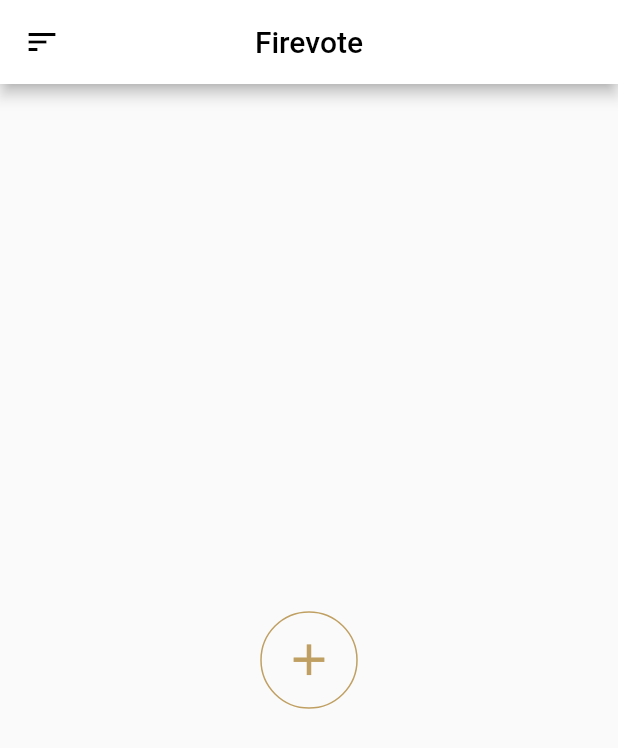
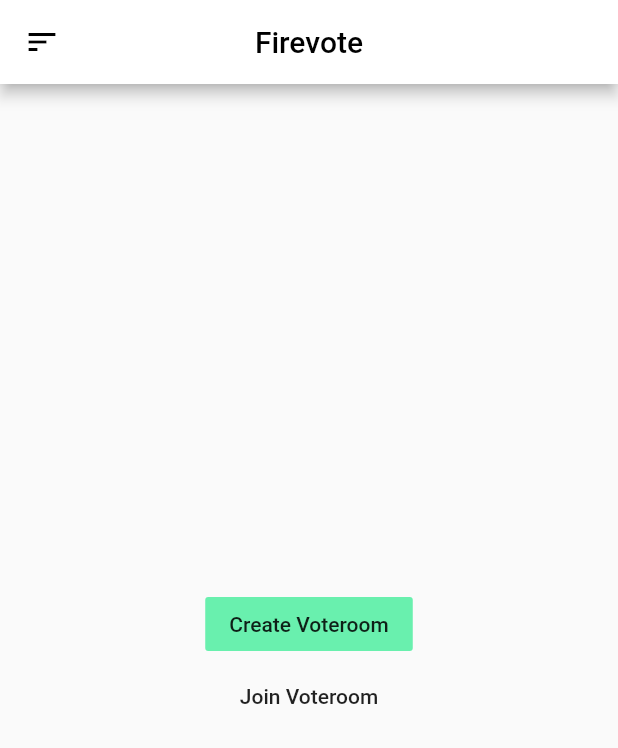
Before and after one commit to Adarsh0603/Firevote, a Flutter app: the screen it shows once a user with an empty profile is signed in, on a phone screen of 412 x 824 dp. Shown: the top 748 px of the screen. Run offline on Flutter 3.47's test engine with Material 2 defaults, Android fonts, the phone set to English and light mode, and no system bars; our stand-ins replace cloud_firestore, firebase_auth, firebase_core, google_sign_in; accounts and stored records are empty.

```diff
--- a/lib/constants.dart
+++ b/lib/constants.dart
@@ -7,3 +7,4 @@ const kAccentColor = Color(0xffc0a062);
 //AuthScreen
 
 const kAuthFormInputDecoration = InputDecoration(hintText: 'Name');
+const kRoomFormInputDecoration = InputDecoration(hintText: 'Room Name');
--- /dev/null
+++ b/lib/modals/votefield.dart
@@ -0,0 +1,6 @@
+class VoteField {
+  final String fieldName;
+  String fieldValue;
+
+  VoteField({this.fieldName, this.fieldValue});
+}
--- a/lib/screens/home_screen.dart
+++ b/lib/screens/home_screen.dart
@@ -1,5 +1,6 @@
 import 'package:firevote/constants.dart';
 import 'package:firevote/widgets/circular_button.dart';
+import 'package:firevote/widgets/create_join_room.dart';
 import 'package:firevote/widgets/custom_app_bar.dart';
 import 'package:flutter/material.dart';
 
@@ -9,7 +10,7 @@ class HomeScreen extends StatelessWidget {
     return Scaffold(
       drawer: Drawer(),
       appBar: CustomAppBar.getAppBar(context, 'Firevote'),
-      body: Center(child: CircularButton()),
+      body: CreateJoinRoom(),
     );
   }
 }
--- a/lib/widgets/circular_button.dart
+++ b/lib/widgets/circular_button.dart
@@ -1,11 +1,16 @@
 import 'package:firevote/constants.dart';
+import 'package:firevote/data/voteroom.dart';
 import 'package:flutter/material.dart';
+import 'package:provider/provider.dart';
 
 class CircularButton extends StatelessWidget {
   @override
   Widget build(BuildContext context) {
     return OutlineButton(
-      onPressed: () {},
+      onPressed: () async {
+        await Provider.of<VoteRoom>(context, listen: false)
+            .createVoteRoom('My room');
+      },
       borderSide: BorderSide(color: kAccentColor),
       child: Icon(
         Icons.add,
--- /dev/null
+++ b/lib/widgets/create_join_room.dart
@@ -0,0 +1,35 @@
+import 'package:firevote/data/voteroom.dart';
+import 'package:firevote/widgets/create_vote_room.dart';
+import 'package:flutter/material.dart';
+import 'package:provider/provider.dart';
+
+class CreateJoinRoom extends StatelessWidget {
+  void createRoom(BuildContext context) async {
+    showBottomSheet(
+        backgroundColor: Colors.grey[200],
+        context: context,
+        builder: (ctx) => CreateVoteRoom());
+  }
+
+  void joinRoom(BuildContext context) async {}
+
+  @override
+  Widget build(BuildContext context) {
+    return Center(
+      child: Column(
+        mainAxisAlignment: MainAxisAlignment.center,
+        children: [
+          FlatButton(
+            color: Colors.greenAccent,
+            child: Text('Create Voteroom'),
+            onPressed: () => createRoom(context),
+          ),
+          FlatButton(
+            child: Text('Join Voteroom'),
+            onPressed: () => joinRoom(context),
+          ),
+        ],
+      ),
+    );
+  }
+}
```
Also changed, not shown: lib/data/voteroom.dart (+11 -1 lines), lib/screens/auth_screen.dart (+11 -2 lines), lib/widgets/add_field_button.dart (added, +16 -0 lines), lib/widgets/create_vote_room.dart (added, +81 -0 lines).
